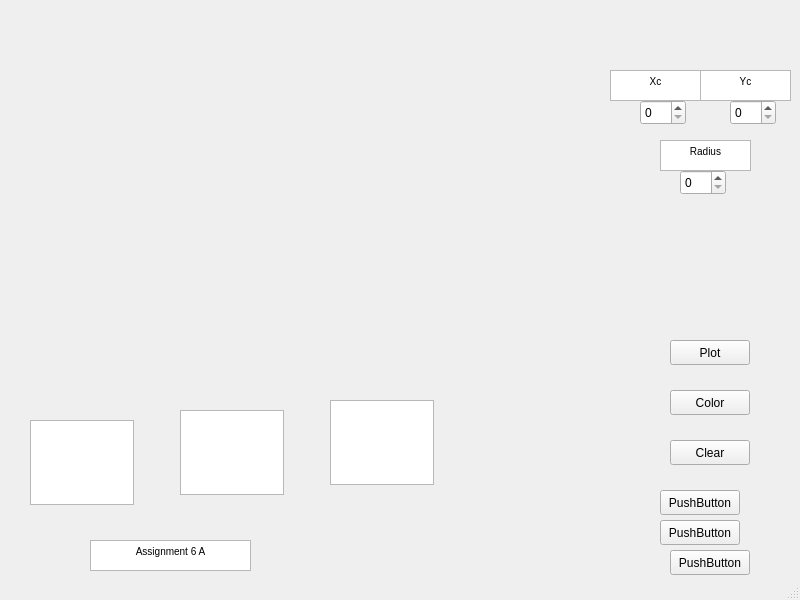
Before: the Qt Designer form CG Lab/Assignment6/mainwindow.ui in noblecoder11/PICT_SE_Codes, drawn with Qt 5.
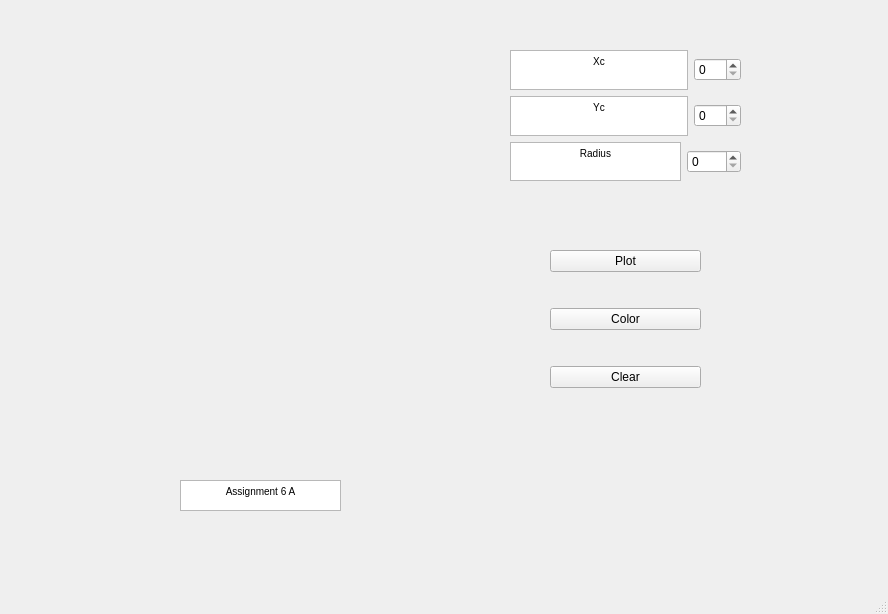
After: the same form once the commit is applied.

The edit to the form file:
```diff
--- a/CG Lab/Assignment6/mainwindow.ui
+++ b/CG Lab/Assignment6/mainwindow.ui
@@ -6,139 +6,19 @@
    <rect>
     <x>0</x>
     <y>0</y>
-    <width>800</width>
-    <height>600</height>
+    <width>888</width>
+    <height>614</height>
    </rect>
   </property>
   <property name="windowTitle">
    <string>MainWindow</string>
   </property>
   <widget class="QWidget" name="centralwidget">
-   <widget class="QSpinBox" name="btnXCenter">
-    <property name="geometry">
-     <rect>
-      <x>640</x>
-      <y>100</y>
-      <width>46</width>
-      <height>25</height>
-     </rect>
-    </property>
-   </widget>
-   <widget class="QSpinBox" name="btnYCenter">
-    <property name="geometry">
-     <rect>
-      <x>730</x>
-      <y>100</y>
-      <width>46</width>
-      <height>25</height>
-     </rect>
-    </property>
-   </widget>
-   <widget class="QSpinBox" name="btnRadius">
-    <property name="geometry">
-     <rect>
-      <x>680</x>
-      <y>170</y>
-      <width>46</width>
-      <height>25</height>
-     </rect>
-    </property>
-   </widget>
-   <widget class="QPushButton" name="btnPlot">
-    <property name="geometry">
-     <rect>
-      <x>670</x>
-      <y>340</y>
-      <width>80</width>
-      <height>25</height>
-     </rect>
-    </property>
-    <property name="text">
-     <string>Plot</string>
-    </property>
-   </widget>
-   <widget class="QPushButton" name="btnColor">
-    <property name="geometry">
-     <rect>
-      <x>670</x>
-      <y>390</y>
-      <width>80</width>
-      <height>25</height>
-     </rect>
-    </property>
-    <property name="text">
-     <string>Color</string>
-    </property>
-   </widget>
-   <widget class="QPushButton" name="btnClear">
-    <property name="geometry">
-     <rect>
-      <x>670</x>
-      <y>440</y>
-      <width>80</width>
-      <height>25</height>
-     </rect>
-    </property>
-    <property name="text">
-     <string>Clear</string>
-    </property>
-   </widget>
-   <widget class="QTextBrowser" name="textBrowser">
-    <property name="geometry">
-     <rect>
-      <x>610</x>
-      <y>70</y>
-      <width>91</width>
-      <height>31</height>
-     </rect>
-    </property>
-    <property name="html">
-     <string>&lt;!DOCTYPE HTML PUBLIC &quot;-//W3C//DTD HTML 4.0//EN&quot; &quot;http://www.w3.org/TR/REC-html40/strict.dtd&quot;&gt;
-&lt;html&gt;&lt;head&gt;&lt;meta name=&quot;qrichtext&quot; content=&quot;1&quot; /&gt;&lt;style type=&quot;text/css&quot;&gt;
-p, li { white-space: pre-wrap; }
-&lt;/style&gt;&lt;/head&gt;&lt;body style=&quot; font-family:'MS Shell Dlg 2'; font-size:7.8pt; font-weight:400; font-style:normal;&quot;&gt;
-&lt;p align=&quot;center&quot; style=&quot; margin-top:0px; margin-bottom:0px; margin-left:0px; margin-right:0px; -qt-block-indent:0; text-indent:0px;&quot;&gt;Xc&lt;/p&gt;&lt;/body&gt;&lt;/html&gt;</string>
-    </property>
-   </widget>
-   <widget class="QTextBrowser" name="textBrowser_2">
-    <property name="geometry">
-     <rect>
-      <x>700</x>
-      <y>70</y>
-      <width>91</width>
-      <height>31</height>
-     </rect>
-    </property>
-    <property name="html">
-     <string>&lt;!DOCTYPE HTML PUBLIC &quot;-//W3C//DTD HTML 4.0//EN&quot; &quot;http://www.w3.org/TR/REC-html40/strict.dtd&quot;&gt;
-&lt;html&gt;&lt;head&gt;&lt;meta name=&quot;qrichtext&quot; content=&quot;1&quot; /&gt;&lt;style type=&quot;text/css&quot;&gt;
-p, li { white-space: pre-wrap; }
-&lt;/style&gt;&lt;/head&gt;&lt;body style=&quot; font-family:'MS Shell Dlg 2'; font-size:7.8pt; font-weight:400; font-style:normal;&quot;&gt;
-&lt;p align=&quot;center&quot; style=&quot; margin-top:0px; margin-bottom:0px; margin-left:0px; margin-right:0px; -qt-block-indent:0; text-indent:0px;&quot;&gt;Yc&lt;/p&gt;&lt;/body&gt;&lt;/html&gt;</string>
-    </property>
-   </widget>
-   <widget class="QTextBrowser" name="textBrowser_3">
-    <property name="geometry">
-     <rect>
-      <x>660</x>
-      <y>140</y>
-      <width>91</width>
-      <height>31</height>
-     </rect>
-    </property>
-    <property name="html">
-     <string>&lt;!DOCTYPE HTML PUBLIC &quot;-//W3C//DTD HTML 4.0//EN&quot; &quot;http://www.w3.org/TR/REC-html40/strict.dtd&quot;&gt;
-&lt;html&gt;&lt;head&gt;&lt;meta name=&quot;qrichtext&quot; content=&quot;1&quot; /&gt;&lt;style type=&quot;text/css&quot;&gt;
-p, li { white-space: pre-wrap; }
-&lt;/style&gt;&lt;/head&gt;&lt;body style=&quot; font-family:'MS Shell Dlg 2'; font-size:7.8pt; font-weight:400; font-style:normal;&quot;&gt;
-&lt;p align=&quot;center&quot; style=&quot; margin-top:0px; margin-bottom:0px; margin-left:0px; margin-right:0px; -qt-block-indent:0; text-indent:0px;&quot;&gt;Radius&lt;/p&gt;&lt;/body&gt;&lt;/html&gt;</string>
-    </property>
-   </widget>
    <widget class="QTextBrowser" name="textBrowser_5">
     <property name="geometry">
      <rect>
-      <x>90</x>
-      <y>540</y>
+      <x>180</x>
+      <y>480</y>
       <width>161</width>
       <height>31</height>
      </rect>
@@ -164,84 +44,129 @@
    <widget class="QLabel" name="label">
     <property name="geometry">
      <rect>
-      <x>140</x>
-      <y>70</y>
-      <width>441</width>
-      <height>331</height>
+      <x>20</x>
+      <y>20</y>
+      <width>461</width>
+      <height>431</height>
      </rect>
     </property>
+    <property name="autoFillBackground">
+     <bool>true</bool>
+    </property>
     <property name="text">
      <string/>
     </property>
    </widget>
-   <widget class="QTextEdit" name="textEdit">
+   <widget class="QWidget" name="">
     <property name="geometry">
      <rect>
-      <x>30</x>
-      <y>420</y>
-      <width>104</width>
-      <height>85</height>
+      <x>510</x>
+      <y>50</y>
+      <width>231</width>
+      <height>131</height>
      </rect>
     </property>
+    <layout class="QVBoxLayout" name="verticalLayout">
+     <item>
+      <layout class="QHBoxLayout" name="horizontalLayout">
+       <item>
+        <widget class="QTextBrowser" name="textBrowser">
+         <property name="html">
+          <string>&lt;!DOCTYPE HTML PUBLIC &quot;-//W3C//DTD HTML 4.0//EN&quot; &quot;http://www.w3.org/TR/REC-html40/strict.dtd&quot;&gt;
+&lt;html&gt;&lt;head&gt;&lt;meta name=&quot;qrichtext&quot; content=&quot;1&quot; /&gt;&lt;style type=&quot;text/css&quot;&gt;
+p, li { white-space: pre-wrap; }
+&lt;/style&gt;&lt;/head&gt;&lt;body style=&quot; font-family:'MS Shell Dlg 2'; font-size:7.8pt; font-weight:400; font-style:normal;&quot;&gt;
+&lt;p align=&quot;center&quot; style=&quot; margin-top:0px; margin-bottom:0px; margin-left:0px; margin-right:0px; -qt-block-indent:0; text-indent:0px;&quot;&gt;Xc&lt;/p&gt;&lt;/body&gt;&lt;/html&gt;</string>
+         </property>
+        </widget>
+       </item>
+       <item>
+        <widget class="QSpinBox" name="spinXCenter">
+         <property name="maximum">
+          <number>400</number>
+         </property>
+        </widget>
+       </item>
+      </layout>
+     </item>
+     <item>
+      <layout class="QHBoxLayout" name="horizontalLayout_2">
+       <item>
+        <widget class="QTextBrowser" name="textBrowser_2">
+         <property name="html">
+          <string>&lt;!DOCTYPE HTML PUBLIC &quot;-//W3C//DTD HTML 4.0//EN&quot; &quot;http://www.w3.org/TR/REC-html40/strict.dtd&quot;&gt;
+&lt;html&gt;&lt;head&gt;&lt;meta name=&quot;qrichtext&quot; content=&quot;1&quot; /&gt;&lt;style type=&quot;text/css&quot;&gt;
+p, li { white-space: pre-wrap; }
+&lt;/style&gt;&lt;/head&gt;&lt;body style=&quot; font-family:'MS Shell Dlg 2'; font-size:7.8pt; font-weight:400; font-style:normal;&quot;&gt;
+&lt;p align=&quot;center&quot; style=&quot; margin-top:0px; margin-bottom:0px; margin-left:0px; margin-right:0px; -qt-block-indent:0; text-indent:0px;&quot;&gt;Yc&lt;/p&gt;&lt;/body&gt;&lt;/html&gt;</string>
+         </property>
+        </widget>
+       </item>
+       <item>
+        <widget class="QSpinBox" name="spinYCenter">
+         <property name="maximum">
+          <number>400</number>
+         </property>
+        </widget>
+       </item>
+      </layout>
+     </item>
+     <item>
+      <layout class="QHBoxLayout" name="horizontalLayout_3">
+       <item>
+        <widget class="QTextBrowser" name="textBrowser_3">
+         <property name="html">
+          <string>&lt;!DOCTYPE HTML PUBLIC &quot;-//W3C//DTD HTML 4.0//EN&quot; &quot;http://www.w3.org/TR/REC-html40/strict.dtd&quot;&gt;
+&lt;html&gt;&lt;head&gt;&lt;meta name=&quot;qrichtext&quot; content=&quot;1&quot; /&gt;&lt;style type=&quot;text/css&quot;&gt;
+p, li { white-space: pre-wrap; }
+&lt;/style&gt;&lt;/head&gt;&lt;body style=&quot; font-family:'MS Shell Dlg 2'; font-size:7.8pt; font-weight:400; font-style:normal;&quot;&gt;
+&lt;p align=&quot;center&quot; style=&quot; margin-top:0px; margin-bottom:0px; margin-left:0px; margin-right:0px; -qt-block-indent:0; text-indent:0px;&quot;&gt;Radius&lt;/p&gt;&lt;/body&gt;&lt;/html&gt;</string>
+         </property>
+        </widget>
+       </item>
+       <item>
+        <widget class="QSpinBox" name="spinRadius">
+         <property name="maximum">
+          <number>1000</number>
+         </property>
+        </widget>
+       </item>
+      </layout>
+     </item>
+    </layout>
    </widget>
-   <widget class="QTextEdit" name="textEdit_2">
+   <widget class="QWidget" name="">
     <property name="geometry">
      <rect>
-      <x>180</x>
-      <y>410</y>
-      <width>104</width>
-      <height>85</height>
+      <x>550</x>
+      <y>220</y>
+      <width>151</width>
+      <height>201</height>
      </rect>
     </property>
-   </widget>
-   <widget class="QTextEdit" name="textEdit_3">
-    <property name="geometry">
-     <rect>
-      <x>330</x>
-      <y>400</y>
-      <width>104</width>
-      <height>85</height>
-     </rect>
-    </property>
-   </widget>
-   <widget class="QPushButton" name="pushButton">
-    <property name="geometry">
-     <rect>
-      <x>660</x>
-      <y>490</y>
-      <width>80</width>
-      <height>25</height>
-     </rect>
-    </property>
-    <property name="text">
-     <string>PushButton</string>
-    </property>
-   </widget>
-   <widget class="QPushButton" name="pushButton_2">
-    <property name="geometry">
-     <rect>
-      <x>660</x>
-      <y>520</y>
-      <width>80</width>
-      <height>25</height>
-     </rect>
-    </property>
-    <property name="text">
-     <string>PushButton</string>
-    </property>
-   </widget>
-   <widget class="QPushButton" name="pushButton_3">
-    <property name="geometry">
-     <rect>
-      <x>670</x>
-      <y>550</y>
-      <width>80</width>
-      <height>25</height>
-     </rect>
-    </property>
-    <property name="text">
-     <string>PushButton</string>
-    </property>
+    <layout class="QVBoxLayout" name="verticalLayout_2">
+     <item>
+      <widget class="QPushButton" name="btnPlot">
+       <property name="text">
+        <string>Plot</string>
+       </property>
+      </widget>
+     </item>
+     <item>
+      <widget class="QPushButton" name="btnColor">
+       <property name="text">
+        <string>Color</string>
+       </property>
+      </widget>
+     </item>
+     <item>
+      <widget class="QPushButton" name="btnClear">
+       <property name="text">
+        <string>Clear</string>
+       </property>
+      </widget>
+     </item>
+    </layout>
    </widget>
   </widget>
   <widget class="QStatusBar" name="statusbar"/>
```
Left out of the diff: 10 changed lines with no effect on the pictures.
